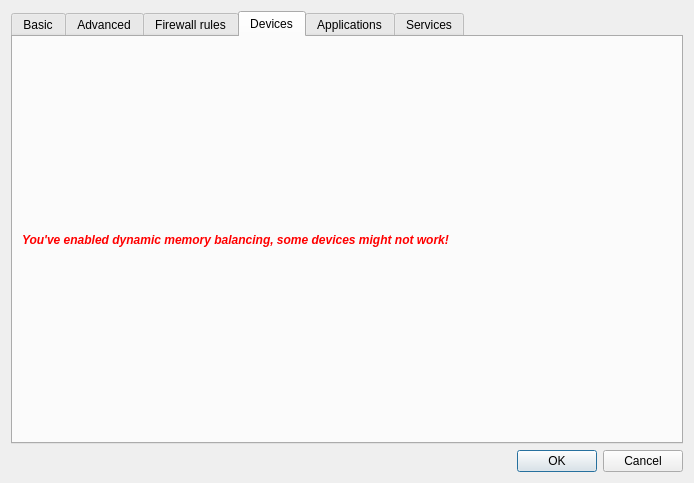
QubesOS/qubes-manager, file settingsdlg.ui: the form before one commit.
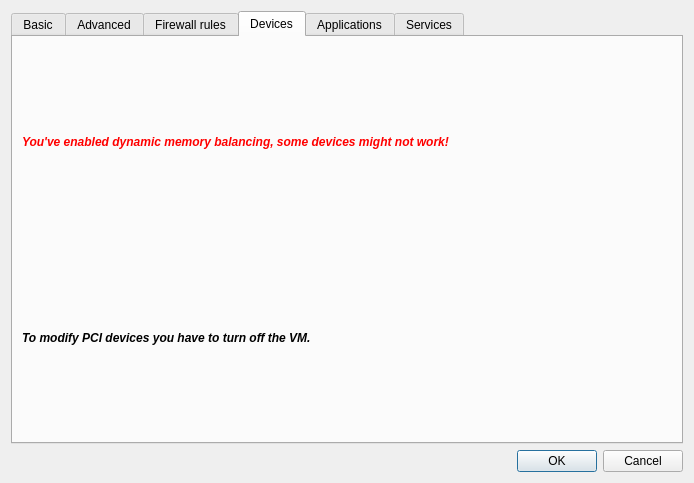
The form after the commit. The open tabs and pages were chosen to show the change. Icons and pictures are not drawn.

Commit message: Not allowing to modify devices of a running VM (ticket #523)

```diff
--- a/settingsdlg.ui
+++ b/settingsdlg.ui
@@ -757,8 +757,8 @@
         <attribute name="title">
          <string>Devices</string>
         </attribute>
-        <layout class="QGridLayout" name="gridLayout_6">
-         <item row="0" column="0">
+        <layout class="QVBoxLayout" name="verticalLayout_3">
+         <item>
           <layout class="QVBoxLayout" name="devices_layout">
            <item>
             <widget class="QLabel" name="dmm_warning_dev">
@@ -777,6 +777,20 @@
              </property>
             </widget>
            </item>
+           <item>
+            <widget class="QLabel" name="turn_off_vm_to_modify_devs">
+             <property name="font">
+              <font>
+               <weight>75</weight>
+               <italic>true</italic>
+               <bold>true</bold>
+              </font>
+             </property>
+             <property name="text">
+              <string>To modify PCI devices you have to turn off the VM.</string>
+             </property>
+            </widget>
+           </item>
           </layout>
          </item>
         </layout>
```
Left out of the diff: 2 changed lines with no effect on the pictures. The commit also changes 1 other file.
